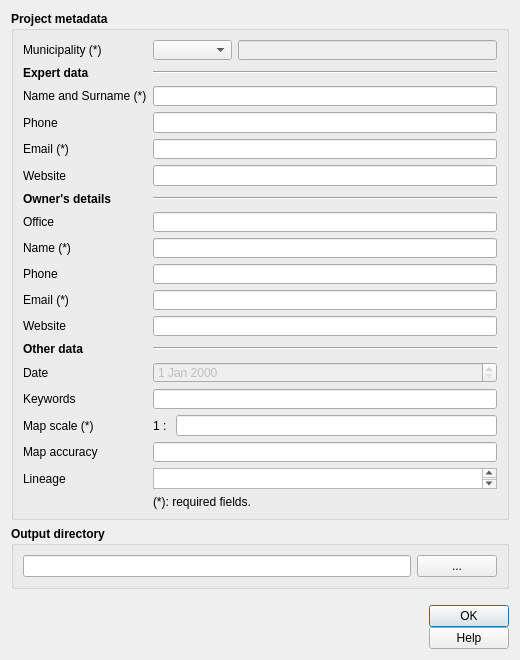
Old version of the form tb_nuovo_progetto.ui in the repository CNR-IGAG/mzs-tools.
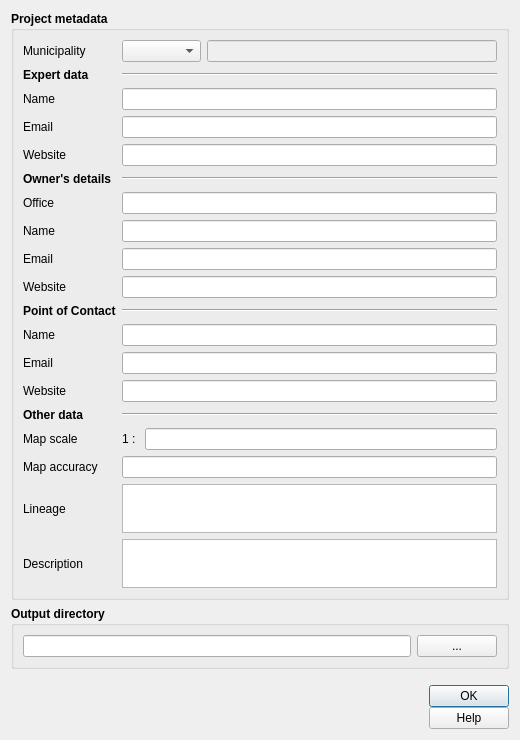
New version of the form. Icons and pictures are not drawn.

Patch:
```diff
--- a/tb_nuovo_progetto.ui
+++ b/tb_nuovo_progetto.ui
@@ -7,7 +7,7 @@
     <x>0</x>
     <y>0</y>
     <width>520</width>
-    <height>660</height>
+    <height>740</height>
    </rect>
   </property>
   <property name="sizePolicy">
@@ -19,7 +19,7 @@
   <property name="minimumSize">
    <size>
     <width>520</width>
-    <height>660</height>
+    <height>740</height>
    </size>
   </property>
   <property name="maximumSize">
@@ -50,26 +50,9 @@
       <string>Project metadata</string>
      </property>
      <layout class="QGridLayout" name="gridLayout_2">
-      <item row="17" column="1">
-       <widget class="QLineEdit" name="ufficio"/>
-      </item>
-      <item row="15" column="0">
-       <widget class="QLabel" name="label_16">
-        <property name="text">
-         <string>&lt;b&gt;Owner's details&lt;/b&gt;</string>
-        </property>
-       </widget>
-      </item>
-      <item row="3" column="1">
-       <widget class="Line" name="line_3">
+      <item row="38" column="1">
+       <spacer name="verticalSpacer_8">
         <property name="orientation">
-         <enum>Qt::Horizontal</enum>
-        </property>
-       </widget>
-      </item>
-      <item row="26" column="1">
-       <spacer name="verticalSpacer_21">
-        <property name="orientation">
          <enum>Qt::Vertical</enum>
         </property>
         <property name="sizeHint" stdset="0">
@@ -80,38 +63,8 @@
         </property>
        </spacer>
       </item>
-      <item row="32" column="1">
-       <spacer name="verticalSpacer_12">
-        <property name="orientation">
-         <enum>Qt::Vertical</enum>
-        </property>
-        <property name="sizeHint" stdset="0">
-         <size>
-          <width>20</width>
-          <height>40</height>
-         </size>
-        </property>
-       </spacer>
-      </item>
-      <item row="15" column="1">
-       <widget class="Line" name="line">
-        <property name="orientation">
-         <enum>Qt::Horizontal</enum>
-        </property>
-       </widget>
-      </item>
-      <item row="25" column="0">
-       <widget class="QLabel" name="label_7">
-        <property name="font">
-         <font>
-          <weight>50</weight>
-          <bold>false</bold>
-         </font>
-        </property>
-        <property name="text">
-         <string>Email (*)</string>
-        </property>
-       </widget>
+      <item row="33" column="1">
+       <widget class="QLineEdit" name="sito_cont"/>
       </item>
       <item row="5" column="0">
        <widget class="QLabel" name="label_3">
@@ -122,87 +75,10 @@
          </font>
         </property>
         <property name="text">
-         <string>Name and Surname (*)</string>
+         <string>Name </string>
         </property>
        </widget>
       </item>
-      <item row="1" column="0">
-       <widget class="QLabel" name="label_17">
-        <property name="font">
-         <font>
-          <weight>50</weight>
-          <bold>false</bold>
-         </font>
-        </property>
-        <property name="text">
-         <string>Municipality (*)</string>
-        </property>
-       </widget>
-      </item>
-      <item row="6" column="1">
-       <spacer name="verticalSpacer_4">
-        <property name="orientation">
-         <enum>Qt::Vertical</enum>
-        </property>
-        <property name="sizeHint" stdset="0">
-         <size>
-          <width>20</width>
-          <height>40</height>
-         </size>
-        </property>
-       </spacer>
-      </item>
-      <item row="21" column="0">
-       <widget class="QLabel" name="label_2">
-        <property name="sizePolicy">
-         <sizepolicy hsizetype="Minimum" vsizetype="Preferred">
-          <horstretch>0</horstretch>
-          <verstretch>0</verstretch>
-         </sizepolicy>
-        </property>
-        <property name="minimumSize">
-         <size>
-          <width>45</width>
-          <height>0</height>
-         </size>
-        </property>
-        <property name="font">
-         <font>
-          <weight>50</weight>
-          <bold>false</bold>
-         </font>
-        </property>
-        <property name="text">
-         <string>Phone</string>
-        </property>
-       </widget>
-      </item>
-      <item row="0" column="1">
-       <spacer name="verticalSpacer_17">
-        <property name="orientation">
-         <enum>Qt::Vertical</enum>
-        </property>
-        <property name="sizeHint" stdset="0">
-         <size>
-          <width>20</width>
-          <height>40</height>
-         </size>
-        </property>
-       </spacer>
-      </item>
-      <item row="14" column="1">
-       <spacer name="verticalSpacer_11">
-        <property name="orientation">
-         <enum>Qt::Vertical</enum>
-        </property>
-        <property name="sizeHint" stdset="0">
-         <size>
-          <width>20</width>
-          <height>40</height>
-         </size>
-        </property>
-       </spacer>
-      </item>
       <item row="2" column="1">
        <spacer name="verticalSpacer">
         <property name="orientation">
@@ -216,7 +92,28 @@
         </property>
        </spacer>
       </item>
-      <item row="34" column="1">
+      <item row="39" column="1">
+       <widget class="QLineEdit" name="accuratezza">
+        <property name="toolTip">
+         <string/>
+        </property>
+       </widget>
+      </item>
+      <item row="13" column="1">
+       <widget class="Line" name="line">
+        <property name="orientation">
+         <enum>Qt::Horizontal</enum>
+        </property>
+       </widget>
+      </item>
+      <item row="41" column="1">
+       <widget class="QTextEdit" name="lineage">
+        <property name="toolTip">
+         <string/>
+        </property>
+       </widget>
+      </item>
+      <item row="36" column="1">
        <spacer name="verticalSpacer_7">
         <property name="orientation">
          <enum>Qt::Vertical</enum>
@@ -229,30 +126,18 @@
         </property>
        </spacer>
       </item>
-      <item row="11" column="0">
-       <widget class="QLabel" name="label_14">
-        <property name="sizePolicy">
-         <sizepolicy hsizetype="Minimum" vsizetype="Preferred">
-          <horstretch>0</horstretch>
-          <verstretch>0</verstretch>
-         </sizepolicy>
+      <item row="40" column="1">
+       <spacer name="verticalSpacer_13">
+        <property name="orientation">
+         <enum>Qt::Vertical</enum>
         </property>
-        <property name="minimumSize">
+        <property name="sizeHint" stdset="0">
          <size>
-          <width>45</width>
-          <height>0</height>
+          <width>20</width>
+          <height>40</height>
          </size>
         </property>
-        <property name="font">
-         <font>
-          <weight>50</weight>
-          <bold>false</bold>
-         </font>
-        </property>
-        <property name="text">
-         <string>Website</string>
-        </property>
-       </widget>
+       </spacer>
       </item>
       <item row="42" column="1">
        <spacer name="verticalSpacer_14">
@@ -267,8 +152,15 @@
         </property>
        </spacer>
       </item>
+      <item row="25" column="1">
+       <widget class="QLineEdit" name="sito_prop">
+        <property name="toolTip">
+         <string/>
+        </property>
+       </widget>
+      </item>
       <item row="22" column="1">
-       <spacer name="verticalSpacer_10">
+       <spacer name="verticalSpacer_21">
         <property name="orientation">
          <enum>Qt::Vertical</enum>
         </property>
@@ -280,14 +172,44 @@
         </property>
        </spacer>
       </item>
-      <item row="19" column="1">
+      <item row="15" column="1">
+       <widget class="QLineEdit" name="ufficio"/>
+      </item>
+      <item row="17" column="1">
        <widget class="QLineEdit" name="propretario">
         <property name="toolTip">
          <string/>
         </property>
        </widget>
       </item>
-      <item row="18" column="1">
+      <item row="13" column="0">
+       <widget class="QLabel" name="label_16">
+        <property name="text">
+         <string>&lt;b&gt;Owner's details&lt;/b&gt;</string>
+        </property>
+       </widget>
+      </item>
+      <item row="21" column="0">
+       <widget class="QLabel" name="label_7">
+        <property name="font">
+         <font>
+          <weight>50</weight>
+          <bold>false</bold>
+         </font>
+        </property>
+        <property name="text">
+         <string>Email</string>
+        </property>
+       </widget>
+      </item>
+      <item row="9" column="1">
+       <widget class="QLineEdit" name="sito_prof">
+        <property name="toolTip">
+         <string/>
+        </property>
+       </widget>
+      </item>
+      <item row="16" column="1">
        <spacer name="verticalSpacer_20">
         <property name="orientation">
          <enum>Qt::Vertical</enum>
@@ -300,22 +222,64 @@
         </property>
        </spacer>
       </item>
-      <item row="33" column="1">
-       <widget class="QDateEdit" name="data_meta">
-        <property name="enabled">
-         <bool>false</bool>
-        </property>
-        <property name="font">
-         <font>
-          <weight>50</weight>
-          <bold>false</bold>
-         </font>
-        </property>
+      <item row="7" column="1">
+       <widget class="QLineEdit" name="email_prof">
         <property name="toolTip">
          <string/>
         </property>
        </widget>
       </item>
+      <item row="1" column="0">
+       <widget class="QLabel" name="label_17">
+        <property name="font">
+         <font>
+          <weight>50</weight>
+          <bold>false</bold>
+         </font>
+        </property>
+        <property name="text">
+         <string>Municipality</string>
+        </property>
+       </widget>
+      </item>
+      <item row="9" column="0">
+       <widget class="QLabel" name="label_14">
+        <property name="sizePolicy">
+         <sizepolicy hsizetype="Minimum" vsizetype="Preferred">
+          <horstretch>0</horstretch>
+          <verstretch>0</verstretch>
+         </sizepolicy>
+        </property>
+        <property name="minimumSize">
+         <size>
+          <width>45</width>
+          <height>0</height>
+         </size>
+        </property>
+        <property name="font">
+         <font>
+          <weight>50</weight>
+          <bold>false</bold>
+         </font>
+        </property>
+        <property name="text">
+         <string>Website</string>
+        </property>
+       </widget>
+      </item>
+      <item row="0" column="1">
+       <spacer name="verticalSpacer_17">
+        <property name="orientation">
+         <enum>Qt::Vertical</enum>
+        </property>
+        <property name="sizeHint" stdset="0">
+         <size>
+          <width>20</width>
+          <height>40</height>
+         </size>
+        </property>
+       </spacer>
+      </item>
       <item row="5" column="1">
        <widget class="QLineEdit" name="professionista">
         <property name="enabled">
@@ -366,61 +330,27 @@
         </property>
        </widget>
       </item>
+      <item row="3" column="1">
+       <widget class="Line" name="line_3">
+        <property name="orientation">
+         <enum>Qt::Horizontal</enum>
+        </property>
+       </widget>
+      </item>
+      <item row="12" column="1">
+       <spacer name="verticalSpacer_11">
+        <property name="orientation">
+         <enum>Qt::Vertical</enum>
+        </property>
+        <property name="sizeHint" stdset="0">
+         <size>
+          <width>20</width>
+          <height>40</height>
+         </size>
+        </property>
+       </spacer>
+      </item>
       <item row="35" column="1">
-       <widget class="QLineEdit" name="keyword">
-        <property name="toolTip">
-         <string/>
-        </property>
-       </widget>
-      </item>
-      <item row="7" column="1">
-       <widget class="QLineEdit" name="tel_prof">
-        <property name="toolTip">
-         <string/>
-        </property>
-       </widget>
-      </item>
-      <item row="9" column="1">
-       <widget class="QLineEdit" name="email_prof">
-        <property name="toolTip">
-         <string/>
-        </property>
-       </widget>
-      </item>
-      <item row="41" column="1">
-       <widget class="QTextEdit" name="lineage">
-        <property name="toolTip">
-         <string/>
-        </property>
-       </widget>
-      </item>
-      <item row="33" column="0">
-       <widget class="QLabel" name="label_6">
-        <property name="font">
-         <font>
-          <weight>50</weight>
-          <bold>false</bold>
-         </font>
-        </property>
-        <property name="text">
-         <string>Date</string>
-        </property>
-       </widget>
-      </item>
-      <item row="8" column="1">
-       <spacer name="verticalSpacer_5">
-        <property name="orientation">
-         <enum>Qt::Vertical</enum>
-        </property>
-        <property name="sizeHint" stdset="0">
-         <size>
-          <width>20</width>
-          <height>40</height>
-         </size>
-        </property>
-       </spacer>
-      </item>
-      <item row="31" column="1">
        <widget class="Line" name="line_2">
         <property name="orientation">
          <enum>Qt::Horizontal</enum>
@@ -428,31 +358,6 @@
        </widget>
       </item>
       <item row="7" column="0">
-       <widget class="QLabel" name="label_12">
-        <property name="sizePolicy">
-         <sizepolicy hsizetype="Minimum" vsizetype="Preferred">
-          <horstretch>0</horstretch>
-          <verstretch>0</verstretch>
-         </sizepolicy>
-        </property>
-        <property name="minimumSize">
-         <size>
-          <width>45</width>
-          <height>0</height>
-         </size>
-        </property>
-        <property name="font">
-         <font>
-          <weight>50</weight>
-          <bold>false</bold>
-         </font>
-        </property>
-        <property name="text">
-         <string>Phone</string>
-        </property>
-       </widget>
-      </item>
-      <item row="9" column="0">
        <widget class="QLabel" name="label_13">
         <property name="sizePolicy">
          <sizepolicy hsizetype="Minimum" vsizetype="Preferred">
@@ -473,140 +378,10 @@
          </font>
         </property>
         <property name="text">
-         <string>Email (*)</string>
+         <string>Email</string>
         </property>
        </widget>
       </item>
-      <item row="10" column="1">
-       <spacer name="verticalSpacer_6">
-        <property name="orientation">
-         <enum>Qt::Vertical</enum>
-        </property>
-        <property name="sizeHint" stdset="0">
-         <size>
-          <width>20</width>
-          <height>40</height>
-         </size>
-        </property>
-       </spacer>
-      </item>
-      <item row="40" column="1">
-       <spacer name="verticalSpacer_13">
-        <property name="orientation">
-         <enum>Qt::Vertical</enum>
-        </property>
-        <property name="sizeHint" stdset="0">
-         <size>
-          <width>20</width>
-          <height>40</height>
-         </size>
-        </property>
-       </spacer>
-      </item>
-      <item row="11" column="1">
-       <widget class="QLineEdit" name="sito_prof">
-        <property name="toolTip">
-         <string/>
-        </property>
-       </widget>
-      </item>
-      <item row="35" column="0">
-       <widget class="QLabel" name="label_4">
-        <property name="font">
-         <font>
-          <weight>50</weight>
-          <bold>false</bold>
-         </font>
-        </property>
-        <property name="text">
-         <string>Keywords</string>
-        </property>
-       </widget>
-      </item>
-      <item row="43" column="1">
-       <widget class="QLabel" name="label_10">
-        <property name="font">
-         <font>
-          <weight>50</weight>
-          <bold>false</bold>
-         </font>
-        </property>
-        <property name="text">
-         <string>(*): required fields.</string>
-        </property>
-       </widget>
-      </item>
-      <item row="39" column="0">
-       <widget class="QLabel" name="label_8">
-        <property name="font">
-         <font>
-          <weight>50</weight>
-          <bold>false</bold>
-         </font>
-        </property>
-        <property name="text">
-         <string>Map accuracy</string>
-        </property>
-       </widget>
-      </item>
-      <item row="20" column="1">
-       <spacer name="verticalSpacer_9">
-        <property name="orientation">
-         <enum>Qt::Vertical</enum>
-        </property>
-        <property name="sizeHint" stdset="0">
-         <size>
-          <width>20</width>
-          <height>40</height>
-         </size>
-        </property>
-       </spacer>
-      </item>
-      <item row="1" column="1">
-       <layout class="QHBoxLayout" name="horizontalLayout_2">
-        <item>
-         <widget class="QComboBox" name="comune">
-          <property name="toolTip">
-           <string/>
-          </property>
-         </widget>
-        </item>
-        <item>
-         <widget class="QLineEdit" name="cod_istat">
-          <property name="enabled">
-           <bool>false</bool>
-          </property>
-         </widget>
-        </item>
-       </layout>
-      </item>
-      <item row="21" column="1">
-       <widget class="QLineEdit" name="tel_prop">
-        <property name="toolTip">
-         <string/>
-        </property>
-       </widget>
-      </item>
-      <item row="39" column="1">
-       <widget class="QLineEdit" name="accuratezza">
-        <property name="toolTip">
-         <string/>
-        </property>
-       </widget>
-      </item>
-      <item row="38" column="1">
-       <spacer name="verticalSpacer_8">
-        <property name="orientation">
-         <enum>Qt::Vertical</enum>
-        </property>
-        <property name="sizeHint" stdset="0">
-         <size>
-          <width>20</width>
-          <height>40</height>
-         </size>
-        </property>
-       </spacer>
-      </item>
       <item row="41" column="0">
        <widget class="QLabel" name="label_9">
         <property name="font">
@@ -621,7 +396,7 @@
        </widget>
       </item>
       <item row="30" column="1">
-       <spacer name="verticalSpacer_2">
+       <spacer name="verticalSpacer_10">
         <property name="orientation">
          <enum>Qt::Vertical</enum>
         </property>
@@ -634,24 +409,7 @@
        </spacer>
       </item>
       <item row="29" column="1">
-       <widget class="QLineEdit" name="sito_prop">
-        <property name="toolTip">
-         <string/>
-        </property>
-       </widget>
-      </item>
-      <item row="36" column="1">
-       <spacer name="verticalSpacer_3">
-        <property name="orientation">
-         <enum>Qt::Vertical</enum>
-        </property>
-        <property name="sizeHint" stdset="0">
-         <size>
-          <width>20</width>
-          <height>40</height>
-         </size>
-        </property>
-       </spacer>
+       <widget class="QLineEdit" name="contatto"/>
       </item>
       <item row="37" column="1">
        <layout class="QHBoxLayout" name="horizontalLayout_3">
@@ -677,47 +435,7 @@
         </item>
        </layout>
       </item>
-      <item row="4" column="1">
-       <spacer name="verticalSpacer_22">
-        <property name="orientation">
-         <enum>Qt::Vertical</enum>
-        </property>
-        <property name="sizeHint" stdset="0">
-         <size>
-          <width>20</width>
-          <height>40</height>
-         </size>
-        </property>
-       </spacer>
-      </item>
-      <item row="25" column="1">
-       <widget class="QLineEdit" name="email_prop">
-        <property name="toolTip">
-         <string/>
-        </property>
-       </widget>
-      </item>
-      <item row="3" column="0">
-       <widget class="QLabel" name="label_18">
-        <property name="text">
-         <string>&lt;b&gt;Expert data&lt;/b&gt;</string>
-        </property>
-       </widget>
-      </item>
-      <item row="37" column="0">
-       <widget class="QLabel" name="label_5">
-        <property name="font">
-         <font>
-          <weight>50</weight>
-          <bold>false</bold>
-         </font>
-        </property>
-        <property name="text">
-         <string>Map scale (*)</string>
-        </property>
-       </widget>
-      </item>
-      <item row="31" column="0">
+      <item row="35" column="0">
        <widget class="QLabel" name="label_19">
         <property name="text">
          <string>&lt;b&gt;Other data&lt;/b&gt;</string>
@@ -725,6 +443,19 @@
        </widget>
       </item>
       <item row="29" column="0">
+       <widget class="QLabel" name="label_12">
+        <property name="font">
+         <font>
+          <weight>50</weight>
+          <bold>false</bold>
+         </font>
+        </property>
+        <property name="text">
+         <string>Name</string>
+        </property>
+       </widget>
+      </item>
+      <item row="25" column="0">
        <widget class="QLabel" name="label">
         <property name="font">
          <font>
@@ -737,20 +468,28 @@
         </property>
        </widget>
       </item>
-      <item row="19" column="0">
-       <widget class="QLabel" name="label_15">
-        <property name="sizePolicy">
-         <sizepolicy hsizetype="Minimum" vsizetype="Preferred">
-          <horstretch>0</horstretch>
-          <verstretch>0</verstretch>
-         </sizepolicy>
+      <item row="6" column="1">
+       <spacer name="verticalSpacer_5">
+        <property name="orientation">
+         <enum>Qt::Vertical</enum>
         </property>
-        <property name="minimumSize">
+        <property name="sizeHint" stdset="0">
          <size>
-          <width>45</width>
-          <height>0</height>
+          <width>20</width>
+          <height>40</height>
          </size>
         </property>
+       </spacer>
+      </item>
+      <item row="3" column="0">
+       <widget class="QLabel" name="label_18">
+        <property name="text">
+         <string>&lt;b&gt;Expert data&lt;/b&gt;</string>
+        </property>
+       </widget>
+      </item>
+      <item row="39" column="0">
+       <widget class="QLabel" name="label_8">
         <property name="font">
          <font>
           <weight>50</weight>
@@ -758,11 +497,11 @@
          </font>
         </property>
         <property name="text">
-         <string>Name (*)</string>
+         <string>Map accuracy</string>
         </property>
        </widget>
       </item>
-      <item row="16" column="1">
+      <item row="14" column="1">
        <spacer name="verticalSpacer_23">
         <property name="orientation">
          <enum>Qt::Vertical</enum>
@@ -775,7 +514,33 @@
         </property>
        </spacer>
       </item>
-      <item row="17" column="0">
+      <item row="18" column="1">
+       <spacer name="verticalSpacer_9">
+        <property name="orientation">
+         <enum>Qt::Vertical</enum>
+        </property>
+        <property name="sizeHint" stdset="0">
+         <size>
+          <width>20</width>
+          <height>40</height>
+         </size>
+        </property>
+       </spacer>
+      </item>
+      <item row="8" column="1">
+       <spacer name="verticalSpacer_6">
+        <property name="orientation">
+         <enum>Qt::Vertical</enum>
+        </property>
+        <property name="sizeHint" stdset="0">
+         <size>
+          <width>20</width>
+          <height>40</height>
+         </size>
+        </property>
+       </spacer>
+      </item>
+      <item row="15" column="0">
        <widget class="QLabel" name="label_20">
         <property name="font">
          <font>
@@ -788,6 +553,206 @@
         </property>
        </widget>
       </item>
+      <item row="4" column="1">
+       <spacer name="verticalSpacer_22">
+        <property name="orientation">
+         <enum>Qt::Vertical</enum>
+        </property>
+        <property name="sizeHint" stdset="0">
+         <size>
+          <width>20</width>
+          <height>40</height>
+         </size>
+        </property>
+       </spacer>
+      </item>
+      <item row="31" column="1">
+       <widget class="QLineEdit" name="email_cont"/>
+      </item>
+      <item row="33" column="0">
+       <widget class="QLabel" name="label_22">
+        <property name="font">
+         <font>
+          <weight>50</weight>
+          <bold>false</bold>
+         </font>
+        </property>
+        <property name="text">
+         <string>Website</string>
+        </property>
+       </widget>
+      </item>
+      <item row="26" column="1">
+       <spacer name="verticalSpacer_2">
+        <property name="orientation">
+         <enum>Qt::Vertical</enum>
+        </property>
+        <property name="sizeHint" stdset="0">
+         <size>
+          <width>20</width>
+          <height>40</height>
+         </size>
+        </property>
+       </spacer>
+      </item>
+      <item row="17" column="0">
+       <widget class="QLabel" name="label_15">
+        <property name="sizePolicy">
+         <sizepolicy hsizetype="Minimum" vsizetype="Preferred">
+          <horstretch>0</horstretch>
+          <verstretch>0</verstretch>
+         </sizepolicy>
+        </property>
+        <property name="minimumSize">
+         <size>
+          <width>45</width>
+          <height>0</height>
+         </size>
+        </property>
+        <property name="font">
+         <font>
+          <weight>50</weight>
+          <bold>false</bold>
+         </font>
+        </property>
+        <property name="text">
+         <string>Name</string>
+        </property>
+       </widget>
+      </item>
+      <item row="21" column="1">
+       <widget class="QLineEdit" name="email_prop">
+        <property name="toolTip">
+         <string/>
+        </property>
+       </widget>
+      </item>
+      <item row="32" column="1">
+       <spacer name="verticalSpacer_24">
+        <property name="orientation">
+         <enum>Qt::Vertical</enum>
+        </property>
+        <property name="sizeHint" stdset="0">
+         <size>
+          <width>20</width>
+          <height>40</height>
+         </size>
+        </property>
+       </spacer>
+      </item>
+      <item row="28" column="1">
+       <spacer name="verticalSpacer_4">
+        <property name="orientation">
+         <enum>Qt::Vertical</enum>
+        </property>
+        <property name="sizeHint" stdset="0">
+         <size>
+          <width>20</width>
+          <height>40</height>
+         </size>
+        </property>
+       </spacer>
+      </item>
+      <item row="37" column="0">
+       <widget class="QLabel" name="label_5">
+        <property name="font">
+         <font>
+          <weight>50</weight>
+          <bold>false</bold>
+         </font>
+        </property>
+        <property name="text">
+         <string>Map scale</string>
+        </property>
+       </widget>
+      </item>
+      <item row="1" column="1">
+       <layout class="QHBoxLayout" name="horizontalLayout_2">
+        <item>
+         <widget class="QComboBox" name="comune">
+          <property name="toolTip">
+           <string/>
+          </property>
+         </widget>
+        </item>
+        <item>
+         <widget class="QLineEdit" name="cod_istat">
+          <property name="enabled">
+           <bool>false</bool>
+          </property>
+         </widget>
+        </item>
+       </layout>
+      </item>
+      <item row="31" column="0">
+       <widget class="QLabel" name="label_21">
+        <property name="font">
+         <font>
+          <weight>50</weight>
+          <bold>false</bold>
+         </font>
+        </property>
+        <property name="text">
+         <string>Email</string>
+        </property>
+       </widget>
+      </item>
+      <item row="34" column="1">
+       <spacer name="verticalSpacer_25">
+        <property name="orientation">
+         <enum>Qt::Vertical</enum>
+        </property>
+        <property name="sizeHint" stdset="0">
+         <size>
+          <width>20</width>
+          <height>40</height>
+         </size>
+        </property>
+       </spacer>
+      </item>
+      <item row="27" column="1">
+       <widget class="Line" name="line_4">
+        <property name="orientation">
+         <enum>Qt::Horizontal</enum>
+        </property>
+       </widget>
+      </item>
+      <item row="27" column="0">
+       <widget class="QLabel" name="label_2">
+        <property name="text">
+         <string>&lt;b&gt;Point of Contact&lt;/b&gt;</string>
+        </property>
+       </widget>
+      </item>
+      <item row="43" column="0">
+       <widget class="QLabel" name="label_4">
+        <property name="font">
+         <font>
+          <weight>50</weight>
+          <bold>false</bold>
+         </font>
+        </property>
+        <property name="text">
+         <string>Description</string>
+        </property>
+       </widget>
+      </item>
+      <item row="44" column="1">
+       <spacer name="verticalSpacer_3">
+        <property name="orientation">
+         <enum>Qt::Vertical</enum>
+        </property>
+        <property name="sizeHint" stdset="0">
+         <size>
+          <width>20</width>
+          <height>40</height>
+         </size>
+        </property>
+       </spacer>
+      </item>
+      <item row="43" column="1">
+       <widget class="QTextEdit" name="descriz"/>
+      </item>
      </layout>
     </widget>
    </item>
```
